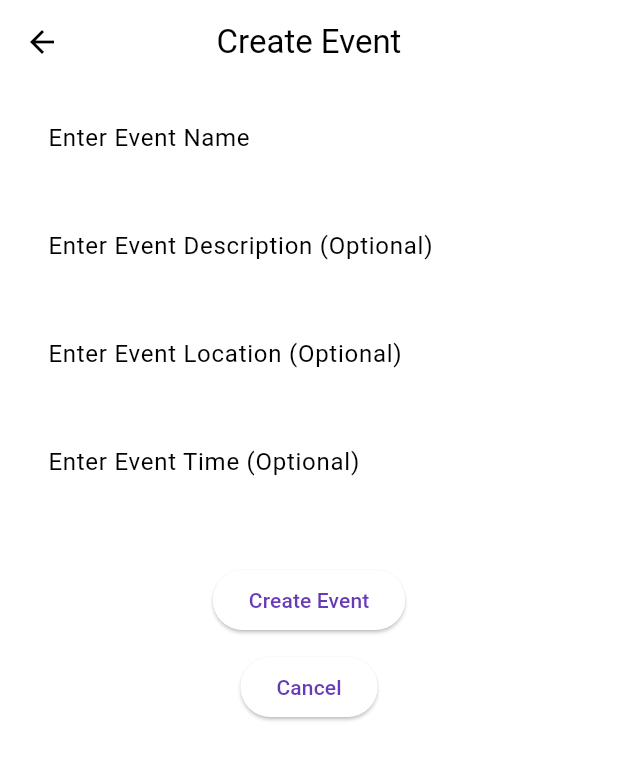
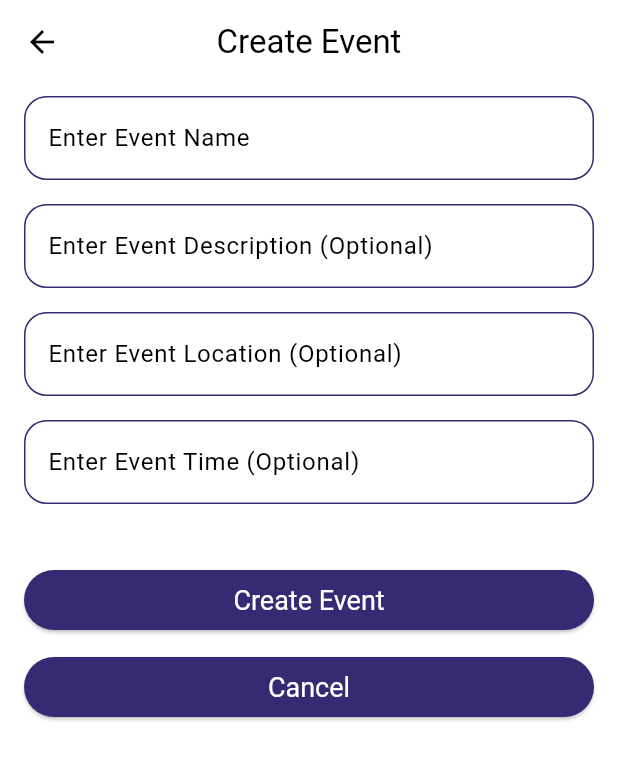
Before and after one commit to farheenfab/ReMind_app, a Flutter app: the CalendarPage screen opened directly, after a tap on the "add" icon, on a phone screen of 412 x 824 dp. Shown: the top 760 px of the screen. Run offline on Flutter 3.47's test engine with Material 3 defaults, Android fonts, the phone set to English and light mode, and no system bars; our stand-ins replace avatar_glow, cloud_firestore, firebase_core, firebase_messaging, flutter_tts, font_awesome_flutter and 7 more; missing offline and left inert: background_sms; accounts and stored records are empty.

```diff
--- a/lib/calanderEvent.dart
+++ b/lib/calanderEvent.dart
@@ -36,6 +36,7 @@ class _CalendarEventState extends State<CalendarEvent> {
         ),
         centerTitle: true,
       ),
+      backgroundColor: Colors.white, // Set background color to white
       body: Padding(
         padding:
             const EdgeInsets.symmetric(horizontal: 16.0), // Reduce side padding
@@ -55,6 +56,21 @@ class _CalendarEventState extends State<CalendarEvent> {
                         decoration: InputDecoration(
                           border: OutlineInputBorder(
                             borderRadius: BorderRadius.circular(15),
+                            borderSide: BorderSide(
+                                color:
+                                    Color(0xFF382973)), // Dark purple outline
+                          ),
+                          enabledBorder: OutlineInputBorder(
+                            borderRadius: BorderRadius.circular(15),
+                            borderSide: BorderSide(
+                                color: Color(
+                                    0xFF382973)), // Dark purple outline when not focused
+                          ),
+                          focusedBorder: OutlineInputBorder(
+                            borderRadius: BorderRadius.circular(15),
+                            borderSide: BorderSide(
+                                color: Color(
+                                    0xFF382973)), // Dark purple outline when focused
                           ),
                           hintText: 'Enter Event Name',
                         ),
@@ -68,6 +84,21 @@ class _CalendarEventState extends State<CalendarEvent> {
                         decoration: InputDecoration(
                           border: OutlineInputBorder(
                             borderRadius: BorderRadius.circular(15),
+                            borderSide: BorderSide(
+                                color:
+                                    Color(0xFF382973)), // Dark purple outline
+                          ),
+                          enabledBorder: OutlineInputBorder(
+                            borderRadius: BorderRadius.circular(15),
+                            borderSide: BorderSide(
+                                color: Color(
+                                    0xFF382973)), // Dark purple outline when not focused
+                          ),
+                          focusedBorder: OutlineInputBorder(
+                            borderRadius: BorderRadius.circular(15),
+                            borderSide: BorderSide(
+                                color: Color(
+                                    0xFF382973)), // Dark purple outline when focused
                           ),
                           hintText: 'Enter Event Description (Optional)',
                         ),
@@ -81,6 +112,21 @@ class _CalendarEventState extends State<CalendarEvent> {
                         decoration: InputDecoration(
                           border: OutlineInputBorder(
                             borderRadius: BorderRadius.circular(15),
+                            borderSide: BorderSide(
+                                color:
+                                    Color(0xFF382973)), // Dark purple outline
+                          ),
+                          enabledBorder: OutlineInputBorder(
+                            borderRadius: BorderRadius.circular(15),
+                            borderSide: BorderSide(
+                                color: Color(
+                                    0xFF382973)), // Dark purple outline when not focused
+                          ),
+                          focusedBorder: OutlineInputBorder(
+                            borderRadius: BorderRadius.circular(15),
+                            borderSide: BorderSide(
+                                color: Color(
+                                    0xFF382973)), // Dark purple outline when focused
                           ),
                           hintText: 'Enter Event Location (Optional)',
                         ),
@@ -94,6 +140,21 @@ class _CalendarEventState extends State<CalendarEvent> {
                         decoration: InputDecoration(
                           border: OutlineInputBorder(
                             borderRadius: BorderRadius.circular(15),
+                            borderSide: BorderSide(
+                                color:
+                                    Color(0xFF382973)), // Dark purple outline
+                          ),
+                          enabledBorder: OutlineInputBorder(
+                            borderRadius: BorderRadius.circular(15),
+                            borderSide: BorderSide(
+                                color: Color(
+                                    0xFF382973)), // Dark purple outline when not focused
+                          ),
+                          focusedBorder: OutlineInputBorder(
+                            borderRadius: BorderRadius.circular(15),
+                            borderSide: BorderSide(
+                                color: Color(
+                                    0xFF382973)), // Dark purple outline when focused
                           ),
                           hintText: 'Enter Event Time (Optional)',
                         ),
@@ -107,6 +168,13 @@ class _CalendarEventState extends State<CalendarEvent> {
             SizedBox(height: 20), // Spacing between buttons
 
             ElevatedButton(
+              style: ElevatedButton.styleFrom(
+                backgroundColor:
+                    Color(0xFF382973), // Dark purple background color
+                foregroundColor: Colors.white, //
+                minimumSize: Size(double.infinity, 40), // Button height
+                textStyle: TextStyle(fontSize: 18), // Text size
+              ),
               child: const Text('Create Event'),
               onPressed: () async {
                 await DatabaseService().addData(
@@ -128,9 +196,16 @@ class _CalendarEventState extends State<CalendarEvent> {
               },
             ),
 
-            SizedBox(height: 10), // Spacing between buttons
+            SizedBox(height: 10, width: 20.0), // Spacing between buttons
 
             ElevatedButton(
+              style: ElevatedButton.styleFrom(
+                backgroundColor:
+                    Color(0xFF382973), // Dark purple background color
+                foregroundColor: Colors.white, // White text color
+                minimumSize: Size(double.infinity, 40), // Button height
+                textStyle: TextStyle(fontSize: 18), // Text size
+              ),
               child: const Text('Cancel'),
               onPressed: () {
                 Navigator.of(context).pop();
--- a/lib/calender_page.dart
+++ b/lib/calender_page.dart
@@ -129,13 +129,12 @@ class _CalendarPageState extends State<CalendarPage> {
         context: context,
         builder: (BuildContext context) {
           return AlertDialog(
-            backgroundColor: Colors.white, // Set the background color here
+            backgroundColor: Colors.white,
             title: Stack(
               children: [
                 Positioned(
                   right: 0,
-                  top:
-                      -10, // Adjust the 'top' value to move the close button up
+                  top: -10,
                   child: IconButton(
                     icon: Icon(Icons.close),
                     onPressed: () {
@@ -155,20 +154,14 @@ class _CalendarPageState extends State<CalendarPage> {
                 ),
               ],
             ),
-            content: Container(
-              width: double.maxFinite,
-              height: 400,
-              color: Colors.white, // Ensure the color is applied here
-              child: Stack(
-                children: [
-                  SingleChildScrollView(
+            content: SingleChildScrollView(
               child: CalendarEventViewPage(
                 selectedDay: selectedDay,
               ),
             ),
-                  Positioned(
-                    bottom: 16.0,
-                    right: 16.0,
+            actions: [
+              Padding(
+                padding: const EdgeInsets.all(8.0),
                 child: FloatingActionButton(
                   child: Icon(Icons.add, color: Colors.white),
                   backgroundColor: const Color(0xFF382973),
@@ -186,43 +179,35 @@ class _CalendarPageState extends State<CalendarPage> {
                 ),
               ),
             ],
-              ),
-            ),
           );
         },
       );
     } else {
-      // // Show a message or handle no events case
-      // ScaffoldMessenger.of(context).showSnackBar(
-      //   SnackBar(
-      //     content: Text(
-      //         'No events found for ${selectedDay.toLocal().toString().split(' ')[0]}'),
-      //   ),
-      // );
+      // _showNoEventsDialog(context, selectedDay);
     }
   }
 
   // Function to show a dialog when no events are found
-  void _showNoEventsDialog(BuildContext context, DateTime selectedDay) {
-    showDialog(
-      context: context,
-      builder: (BuildContext context) {
-        return AlertDialog(
-          title: Text('No Events'),
-          content: Text(
-              'No events found for ${selectedDay.toLocal().toString().split(' ')[0]}.'),
-          actions: <Widget>[
-            TextButton(
-              child: Text('OK'),
-              onPressed: () {
-                Navigator.of(context).pop();
-              },
-            ),
-          ],
-        );
-      },
-    );
-  }
+  // void _showNoEventsDialog(BuildContext context, DateTime selectedDay) {
+  //   showDialog(
+  //     context: context,
+  //     builder: (BuildContext context) {
+  //       return AlertDialog(
+  //         title: Text('No Events'),
+  //         content: Text(
+  //             'No events found for ${selectedDay.toLocal().toString().split(' ')[0]}.'),
+  //         actions: <Widget>[
+  //           TextButton(
+  //             child: Text('OK'),
+  //             onPressed: () {
+  //               Navigator.of(context).pop();
+  //             },
+  //           ),
+  //         ],
+  //       );
+  //     },
+  //   );
+  // }
 
   void _onFormatChanged(CalendarFormat format) {
     setState(() {
@@ -277,10 +262,19 @@ class _CalendarPageState extends State<CalendarPage> {
                   TableCalendar(
                     firstDay: DateTime.utc(2000, 1, 1),
                     lastDay: DateTime.utc(2100, 12, 31),
-                    rowHeight: 90,
+                    rowHeight: 80,
                     focusedDay: _focusedDay,
                     selectedDayPredicate: (day) => isSameDay(_selectedDay, day),
-                    eventLoader: (day) => _events[day.toLocal()] ?? [],
+                    eventLoader: (day) {
+                      final normalizedDay =
+                          DateTime(day.year, day.month, day.day);
+                      final events = _events[normalizedDay] ?? [];
+
+                      // Debug: Print the day and associated events
+                      print('Date: $normalizedDay, Events: $events');
+
+                      return events;
+                    },
                     onDaySelected: _onDaySelected,
                     calendarFormat: _calendarFormat,
                     onFormatChanged: _onFormatChanged,
@@ -321,9 +315,24 @@ class _CalendarPageState extends State<CalendarPage> {
                           Icon(Icons.chevron_right, color: Colors.black),
                       titleCentered: true, // Centers the title text
                     ),
+                    // Remove the markerBuilder to eliminate red dots
                     calendarBuilders: CalendarBuilders(
                       markerBuilder: (context, date, events) {
-                        // Return an empty widget if there are events
+                        if (events.isNotEmpty) {
+                          return Align(
+                            alignment: Alignment.bottomCenter,
+                            child: Container(
+                              margin: const EdgeInsets.symmetric(vertical: 4.0),
+                              width: 6.0,
+                              height: 6.0,
+                              decoration: BoxDecoration(
+                                color:
+                                    Colors.red, // Change to your desired color
+                                shape: BoxShape.circle,
+                              ),
+                            ),
+                          );
+                        }
                         return SizedBox.shrink();
                       },
                     ),
--- a/lib/voice_settings.dart
+++ b/lib/voice_settings.dart
@@ -202,7 +202,7 @@ class VoiceSettingsState extends State<VoiceSettings> {
               ElevatedButton(
                 onPressed: () => _navigateToNextPage(context),
                 style: ElevatedButton.styleFrom(
-                  backgroundColor: const Color.fromARGB(255, 255, 255, 255),
+                  backgroundColor: Color.fromARGB(255, 231, 255, 225),
                   padding: const EdgeInsets.symmetric(
                       horizontal: 50, vertical: 15), // Increased button size
                 ),
```
Also changed, not shown: lib/calendarEventList.dart (+9 -5 lines). Lines whose indentation alone changed are shown as unchanged.
